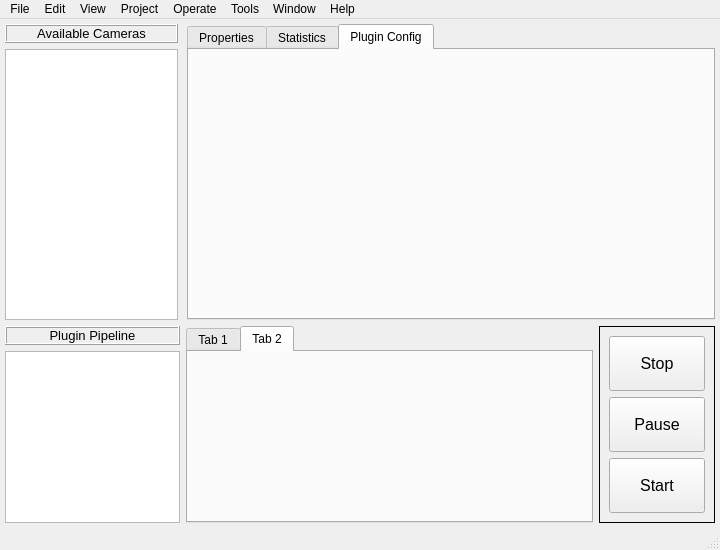
The window that UI/design/mainWindow.ui (nathanielnyema/rataGUI) describes before a commit, drawn with Qt 5.
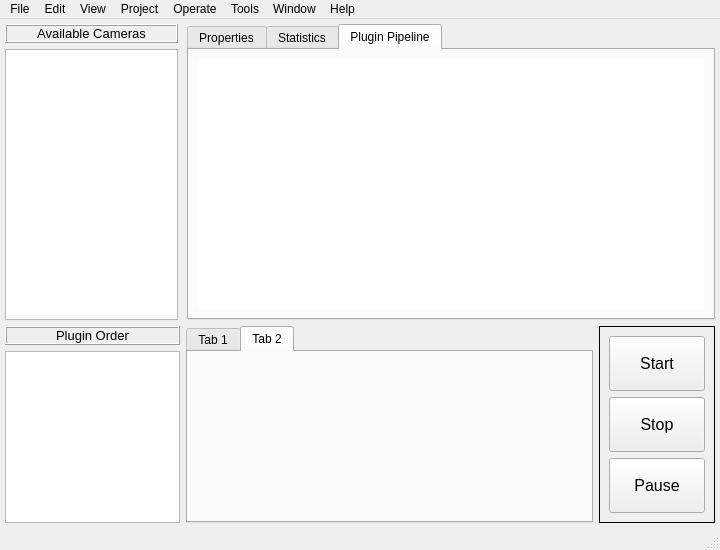
The same window after the commit.

Commit message: plugin pipeline table

Diff of the .ui file:
```diff
--- a/UI/design/mainWindow.ui
+++ b/UI/design/mainWindow.ui
@@ -84,7 +84,11 @@
          </attribute>
          <layout class="QGridLayout" name="gridLayout">
           <item row="0" column="0">
-           <widget class="QTableWidget" name="cam_props"/>
+           <widget class="QTableWidget" name="cam_props">
+            <property name="frameShape">
+             <enum>QFrame::NoFrame</enum>
+            </property>
+           </widget>
           </item>
          </layout>
         </widget>
@@ -95,6 +99,9 @@
          <layout class="QGridLayout" name="gridLayout_2">
           <item row="0" column="0">
            <widget class="QTableWidget" name="cam_stats">
+            <property name="frameShape">
+             <enum>QFrame::NoFrame</enum>
+            </property>
             <property name="editTriggers">
              <set>QAbstractItemView::NoEditTriggers</set>
             </property>
@@ -141,10 +148,22 @@
           </item>
          </layout>
         </widget>
-        <widget class="QWidget" name="pluginConfigTab">
+        <widget class="QWidget" name="pluginPipelineTab">
          <attribute name="title">
-          <string>Plugin Config</string>
+          <string>Plugin Pipeline</string>
          </attribute>
+         <layout class="QGridLayout" name="gridLayout_3">
+          <item row="0" column="0">
+           <widget class="QTableWidget" name="plugin_pipeline">
+            <property name="frameShape">
+             <enum>QFrame::NoFrame</enum>
+            </property>
+            <attribute name="horizontalHeaderDefaultSectionSize">
+             <number>73</number>
+            </attribute>
+           </widget>
+          </item>
+         </layout>
         </widget>
        </widget>
       </item>
@@ -180,7 +199,7 @@
            <enum>QFrame::Raised</enum>
           </property>
           <property name="text">
-           <string>Plugin Pipeline</string>
+           <string>Plugin Order</string>
           </property>
           <property name="alignment">
            <set>Qt::AlignCenter</set>
@@ -237,6 +256,24 @@
          <enum>QFrame::Plain</enum>
         </property>
         <layout class="QVBoxLayout" name="verticalLayout">
+         <item>
+          <widget class="QPushButton" name="start_button">
+           <property name="sizePolicy">
+            <sizepolicy hsizetype="Minimum" vsizetype="Expanding">
+             <horstretch>0</horstretch>
+             <verstretch>0</verstretch>
+            </sizepolicy>
+           </property>
+           <property name="font">
+            <font>
+             <pointsize>12</pointsize>
+            </font>
+           </property>
+           <property name="text">
+            <string>Start</string>
+           </property>
+          </widget>
+         </item>
          <item>
           <widget class="QPushButton" name="stop_button">
            <property name="enabled">
@@ -291,24 +328,6 @@
            </property>
           </widget>
          </item>
-         <item>
-          <widget class="QPushButton" name="start_button">
-           <property name="sizePolicy">
-            <sizepolicy hsizetype="Minimum" vsizetype="Expanding">
-             <horstretch>0</horstretch>
-             <verstretch>0</verstretch>
-            </sizepolicy>
-           </property>
-           <property name="font">
-            <font>
-             <pointsize>12</pointsize>
-            </font>
-           </property>
-           <property name="text">
-            <string>Start</string>
-           </property>
-          </widget>
-         </item>
         </layout>
        </widget>
       </item>
```
The commit also changes 3 other files.
